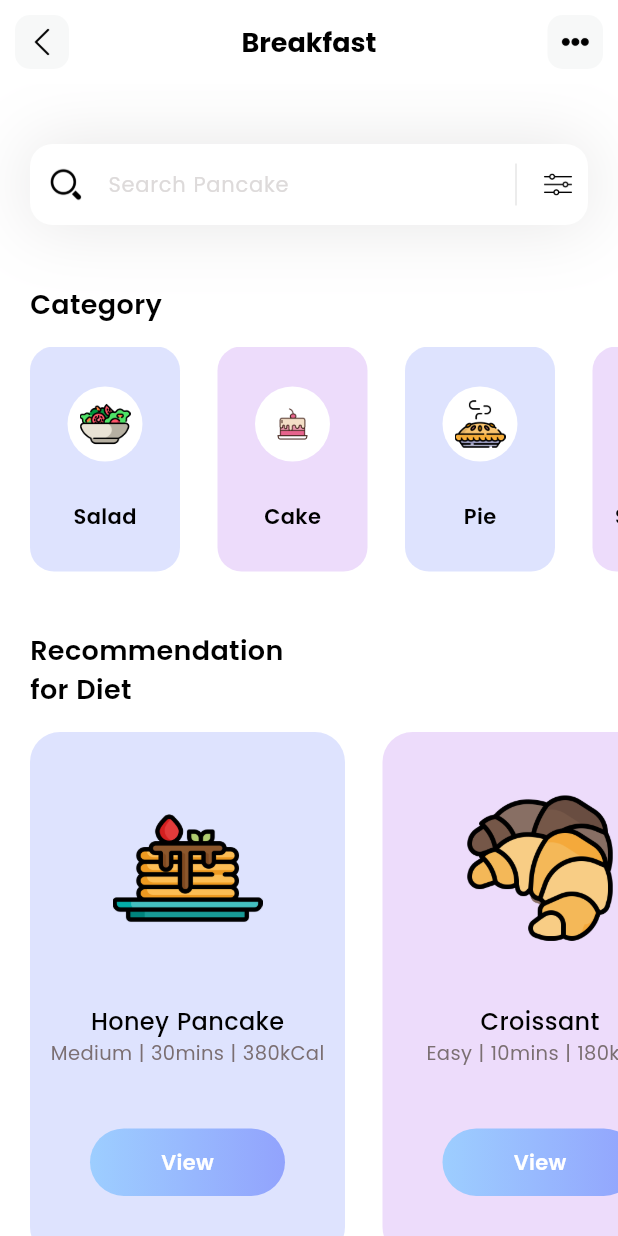
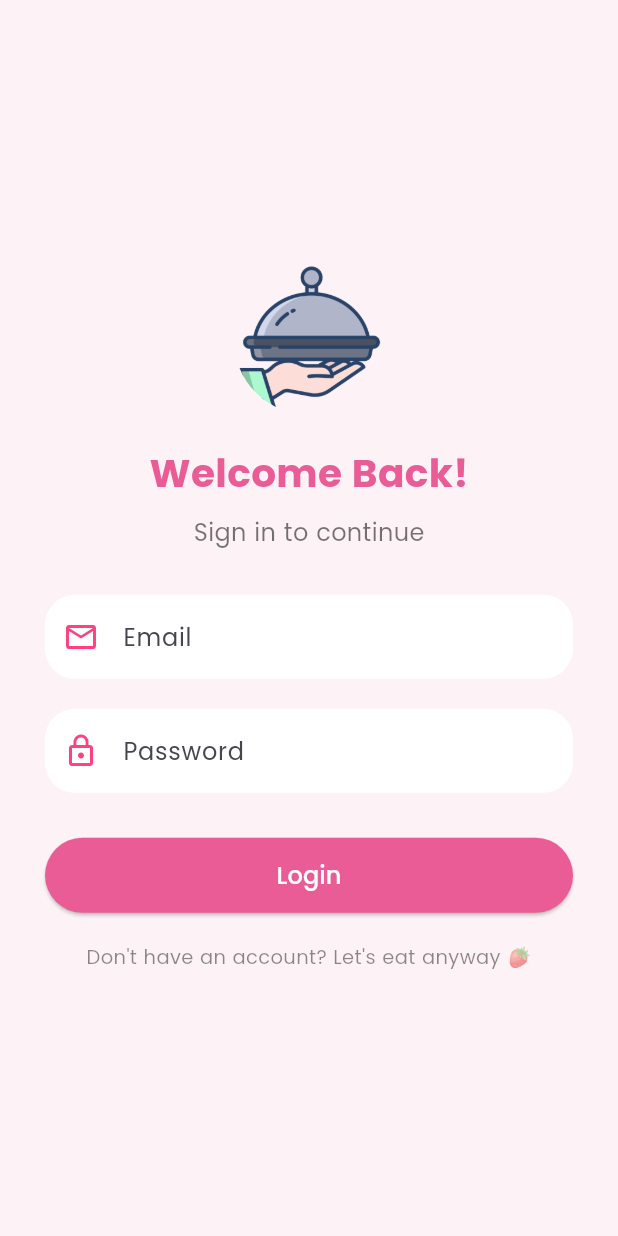
Before and after one commit to akl2004/Fitness_Flutter_Activity, a Flutter app: the screen it shows after launch, on a phone screen of 412 x 824 dp. Run offline on Flutter 3.47's test engine with Material 3 defaults, Android fonts, the phone set to English and light mode, and no system bars; our stand-ins replace flutter_svg.

Commit message:
login and profile

```diff
--- a/lib/main.dart
+++ b/lib/main.dart
@@ -1,5 +1,5 @@
-import 'package:fitness/pages/home.dart';
 import 'package:flutter/material.dart';
+import 'pages/login.dart';
 
 void main() {
   runApp(const MyApp());
@@ -14,7 +14,7 @@ class MyApp extends StatelessWidget {
     return MaterialApp(
       debugShowCheckedModeBanner: false,
       theme: ThemeData(fontFamily: 'Poppins'),
-      home: HomePage(),
+      home: LoginPage(),
     );
   }
 }
--- /dev/null
+++ b/lib/pages/login.dart
@@ -0,0 +1,118 @@
+import 'package:flutter/material.dart';
+import 'home.dart';
+
+class LoginPage extends StatelessWidget {
+  const LoginPage({super.key});
+
+  @override
+  Widget build(BuildContext context) {
+    final TextEditingController emailController = TextEditingController();
+    final TextEditingController passwordController = TextEditingController();
+
+    return Scaffold(
+      backgroundColor: const Color(0xFFFDF3F6), // Soft pink background
+      body: Center(
+        child: SingleChildScrollView(
+          padding: const EdgeInsets.symmetric(horizontal: 30),
+          child: Column(
+            mainAxisAlignment: MainAxisAlignment.center,
+            children: [
+              const CircleAvatar(
+                radius: 50,
+                backgroundImage: AssetImage(
+                  'assets/icons/login.png',
+                ), // Add a cute image in your assets
+                backgroundColor: Colors.transparent,
+              ),
+              const SizedBox(height: 20),
+              const Text(
+                'Welcome Back!',
+                style: TextStyle(
+                  fontSize: 26,
+                  fontWeight: FontWeight.bold,
+                  color: Color(0xFFEA5C95),
+                ),
+              ),
+              const SizedBox(height: 10),
+              const Text(
+                'Sign in to continue',
+                style: TextStyle(fontSize: 16, color: Colors.black54),
+              ),
+              const SizedBox(height: 30),
+
+              // Email Field
+              TextField(
+                controller: emailController,
+                decoration: InputDecoration(
+                  labelText: 'Email',
+                  prefixIcon: const Icon(
+                    Icons.email_outlined,
+                    color: Colors.pinkAccent,
+                  ),
+                  filled: true,
+                  fillColor: Colors.white,
+                  border: OutlineInputBorder(
+                    borderRadius: BorderRadius.circular(20),
+                    borderSide: BorderSide.none,
+                  ),
+                ),
+              ),
+              const SizedBox(height: 20),
+
+              // Password Field
+              TextField(
+                controller: passwordController,
+                obscureText: true,
+                decoration: InputDecoration(
+                  labelText: 'Password',
+                  prefixIcon: const Icon(
+                    Icons.lock_outline,
+                    color: Colors.pinkAccent,
+                  ),
+                  filled: true,
+                  fillColor: Colors.white,
+                  border: OutlineInputBorder(
+                    borderRadius: BorderRadius.circular(20),
+                    borderSide: BorderSide.none,
+                  ),
+                ),
+              ),
+              const SizedBox(height: 30),
+
+              // Login Button
+              SizedBox(
+                width: double.infinity,
+                height: 50,
+                child: ElevatedButton(
+                  onPressed: () {
+                    Navigator.pushReplacement(
+                      context,
+                      MaterialPageRoute(builder: (context) => const HomePage()),
+                    );
+                  },
+                  style: ElevatedButton.styleFrom(
+                    backgroundColor: const Color(0xFFEA5C95),
+                    shape: RoundedRectangleBorder(
+                      borderRadius: BorderRadius.circular(30),
+                    ),
+                  ),
+                  child: const Text(
+                    "Login",
+                    style: TextStyle(fontSize: 16, color: Colors.white),
+                  ),
+                ),
+              ),
+              const SizedBox(height: 20),
+
+              // Footer
+              const Text(
+                "Don't have an account? Let's eat anyway 🍓",
+                style: TextStyle(fontSize: 13, color: Colors.black45),
+              ),
+            ],
+          ),
+        ),
+      ),
+    );
+  }
+}
```
Also changed, not shown: lib/pages/home.dart (+73 -17 lines), lib/pages/profile.dart (added, +184 -0 lines), assets/icons/login.png (added), assets/icons/profile.jpg (added).
